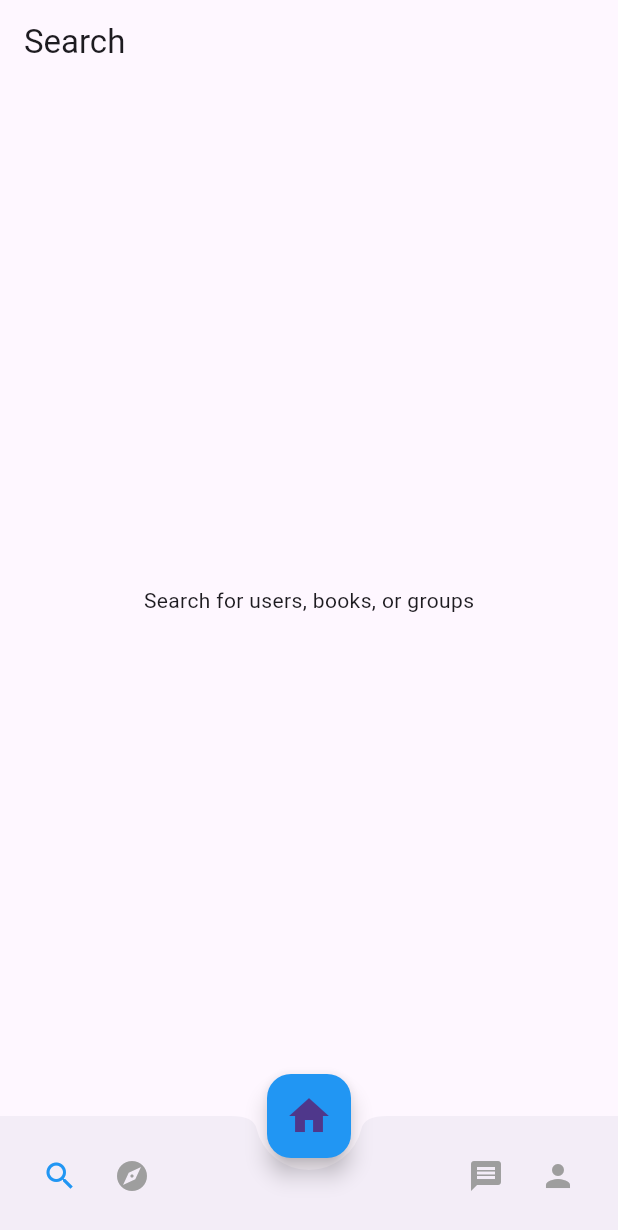
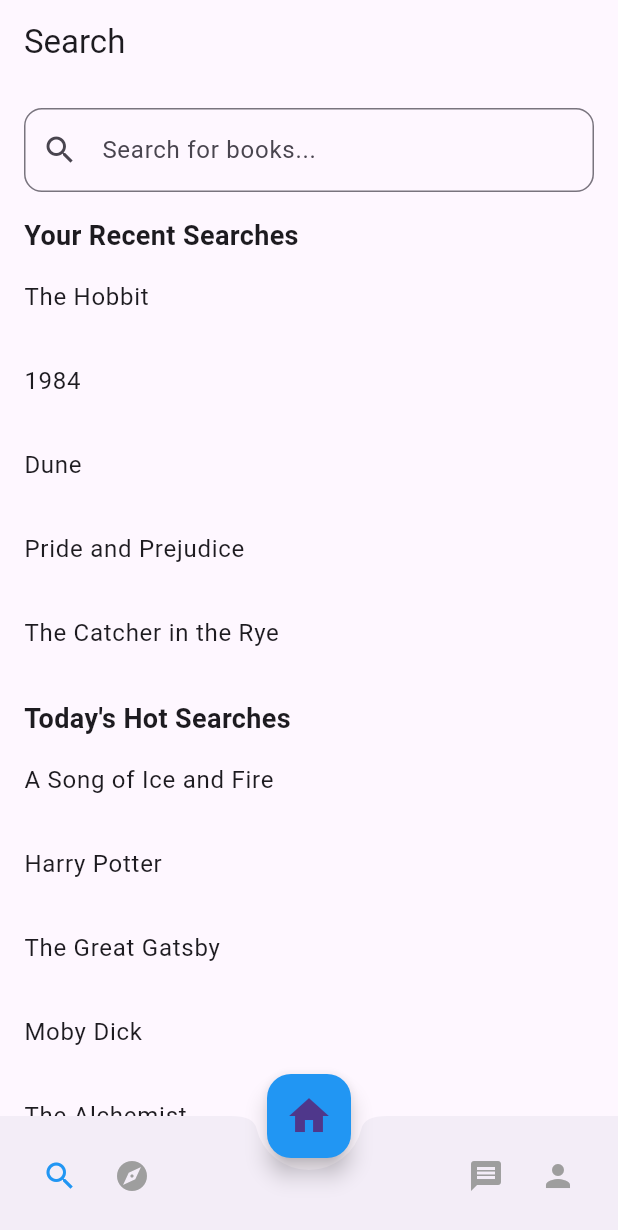
Before and after one commit to MSine/shelfie, a Flutter app: the screen it shows after launch, after a tap on "Login with Google", after a tap on the "search" icon, on a phone screen of 412 x 824 dp. Shown: the top 1230 px of the screen. Run offline on Flutter 3.47's test engine with Material 3 defaults, Android fonts, the phone set to English and light mode, and no system bars; our stand-ins replace flutter_chat_types, flutter_chat_ui, flutter_rating_bar; network calls fail.

Commit message:
Search Screen

```diff
--- /dev/null
+++ b/lib/models/book_model.dart
@@ -0,0 +1,13 @@
+class Book {
+  final String title;
+  final String author;
+  final String imageUrl;
+  final double rating;
+
+  Book({
+    required this.title,
+    required this.author,
+    required this.imageUrl,
+    required this.rating,
+  });
+}
--- a/lib/screens/discovery_screen.dart
+++ b/lib/screens/discovery_screen.dart
@@ -1,21 +1,24 @@
 import 'package:flutter/material.dart';
 import '../widgets/book_card.dart';
+import '../models/book_model.dart';
 
 class DiscoveryScreen extends StatelessWidget {
   @override
   Widget build(BuildContext context) {
     return Scaffold(
       appBar: AppBar(
-        title: Text("Shelfie"),
+        title: Text("Discovery"),
       ),
       body: ListView(
         padding: EdgeInsets.all(8),
         children: [
           BookCard(
-            title: "Book Title",
-            author: "Author Name",
-            imageUrl: "https://cataas.com/cat",
-            rating: 4.5,
+            book: Book(
+              title: "Book Title",
+              author: "Author Name",
+              imageUrl: "https://cataas.com/cat",
+              rating: 4.5,
+            ),
           ),
           // Add more BookCards dynamically
         ],
--- a/lib/screens/search_screen.dart
+++ b/lib/screens/search_screen.dart
@@ -1,11 +1,172 @@
 import 'package:flutter/material.dart';
+import '../models/book_model.dart';
+import '../widgets/book_card.dart';
 
-class SearchScreen extends StatelessWidget {
+class SearchScreen extends StatefulWidget {
+  @override
+  _SearchScreenState createState() => _SearchScreenState();
+}
+
+class _SearchScreenState extends State<SearchScreen> {
+  final TextEditingController _searchController = TextEditingController();
+  String _searchQuery = '';
+
+  final List<String> _recentSearches = [
+    "The Hobbit",
+    "1984",
+    "Dune",
+    "Pride and Prejudice",
+    "The Catcher in the Rye"
+  ];
+
+  final List<String> _hotSearches = [
+    "A Song of Ice and Fire",
+    "Harry Potter",
+    "The Great Gatsby",
+    "Moby Dick",
+    "The Alchemist"
+  ];
+
+  final List<Book> _books = [
+    Book(
+      title: "The Hobbit",
+      author: "J.R.R. Tolkien",
+      imageUrl: "https://via.placeholder.com/50x70",
+      rating: 3.5,
+    ),
+    Book(
+      title: "1984",
+      author: "George Orwell",
+      imageUrl: "https://via.placeholder.com/50x70",
+      rating: 3.5,
+    ),
+    Book(
+      title: "Dune",
+      author: "Frank Herbert",
+      imageUrl: "https://via.placeholder.com/50x70",
+      rating: 3.5,
+    ),
+    Book(
+      title: "Pride and Prejudice",
+      author: "Jane Austen",
+      imageUrl: "https://via.placeholder.com/50x70",
+      rating: 3.5,
+    ),
+    Book(
+      title: "The Catcher in the Rye",
+      author: "J.D. Salinger",
+      imageUrl: "https://via.placeholder.com/50x70",
+      rating: 3.5,
+    ),
+  ];
+
+  List<Book> _filteredBooks = [];
+
+  void _onSearchChanged(String query) {
+    setState(() {
+      _searchQuery = query;
+      if (query.isEmpty) {
+        _filteredBooks.clear();
+      } else {
+        _filteredBooks = _books
+            .where((book) =>
+        book.title.toLowerCase().contains(query.toLowerCase()) ||
+            book.author.toLowerCase().contains(query.toLowerCase()))
+            .toList();
+      }
+    });
+  }
+
   @override
   Widget build(BuildContext context) {
     return Scaffold(
-      appBar: AppBar(title: Text("Search")),
-      body: Center(child: Text("Search for users, books, or groups")),
+      appBar: AppBar(
+        title: Text("Search"),
+      ),
+      body: Column(
+        crossAxisAlignment: CrossAxisAlignment.start,
+        children: [
+          // Search Bar
+          Padding(
+            padding: const EdgeInsets.all(16.0),
+            child: TextField(
+              controller: _searchController,
+              decoration: InputDecoration(
+                hintText: "Search for books...",
+                border: OutlineInputBorder(
+                  borderRadius: BorderRadius.circular(12),
+                ),
+                prefixIcon: Icon(Icons.search),
+              ),
+              onChanged: _onSearchChanged,
+            ),
+          ),
+          // Recent and Hot Searches or Filtered Books
+          Expanded(
+            child: _searchQuery.isEmpty
+                ? SingleChildScrollView(
+              child: Column(
+                crossAxisAlignment: CrossAxisAlignment.start,
+                children: [
+                  // Recent Searches
+                  Padding(
+                    padding: const EdgeInsets.symmetric(horizontal: 16.0),
+                    child: Text(
+                      "Your Recent Searches",
+                      style: TextStyle(
+                          fontSize: 18, fontWeight: FontWeight.bold),
+                    ),
+                  ),
+                  ListView.builder(
+                    shrinkWrap: true,
+                    physics: NeverScrollableScrollPhysics(),
+                    itemCount: _recentSearches.length,
+                    itemBuilder: (context, index) {
+                      return ListTile(
+                        title: Text(_recentSearches[index]),
+                        onTap: () {
+                          _searchController.text = _recentSearches[index];
+                          _onSearchChanged(_recentSearches[index]);
+                        },
+                      );
+                    },
+                  ),
+                  SizedBox(height: 16),
+                  // Hot Searches
+                  Padding(
+                    padding: const EdgeInsets.symmetric(horizontal: 16.0),
+                    child: Text(
+                      "Today's Hot Searches",
+                      style: TextStyle(
+                          fontSize: 18, fontWeight: FontWeight.bold),
+                    ),
+                  ),
+                  ListView.builder(
+                    shrinkWrap: true,
+                    physics: NeverScrollableScrollPhysics(),
+                    itemCount: _hotSearches.length,
+                    itemBuilder: (context, index) {
+                      return ListTile(
+                        title: Text(_hotSearches[index]),
+                        onTap: () {
+                          _searchController.text = _hotSearches[index];
+                          _onSearchChanged(_hotSearches[index]);
+                        },
+                      );
+                    },
+                  ),
+                ],
+              ),
+            )
+                : ListView.builder(
+              itemCount: _filteredBooks.length,
+              itemBuilder: (context, index) {
+                return BookCard(book: _filteredBooks[index]);
+              },
+            ),
+          ),
+        ],
+      ),
     );
   }
 }
--- a/lib/widgets/book_card.dart
+++ b/lib/widgets/book_card.dart
@@ -1,31 +1,24 @@
 import 'package:flutter/material.dart';
+import '../models/book_model.dart';
 
 class BookCard extends StatelessWidget {
-  final String title;
-  final String author;
-  final String imageUrl;
-  final double rating;
+  final Book book;
 
-  BookCard({
-    required this.title,
-    required this.author,
-    required this.imageUrl,
-    required this.rating,
-  });
+  const BookCard({Key? key, required this.book}) : super(key: key);
 
   @override
   Widget build(BuildContext context) {
     return Card(
       child: ListTile(
-        leading: Image.network(imageUrl),
-        title: Text(title),
-        subtitle: Text("By $author"),
-        trailing: Text("${rating.toStringAsFixed(1)} ★"),
+        leading: Image.network(book.imageUrl),
+        title: Text(book.title),
+        subtitle: Text("By ${book.author}"),
+        trailing: Text("${book.rating.toStringAsFixed(1)} ★"),
         onTap: () {
           Navigator.pushNamed(
             context,
             '/bookDetail',
-            arguments: {'title': title, 'author': author},
+            arguments: {'title': book.title, 'author': book.author},
           );
         },
       ),
```
